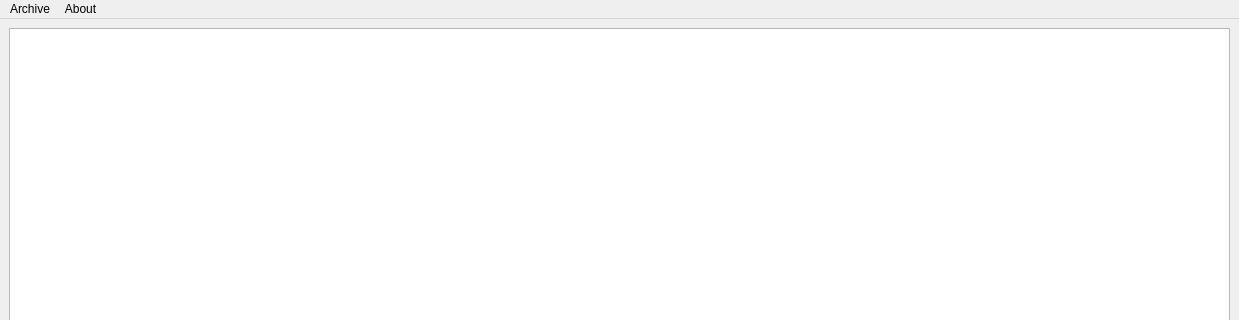
The window that inc/view/mainwindow.ui (dkamakin/OOP) describes before a commit, drawn with Qt 5; both pictures show x 0 to 1239 and y 0 to 320 of the 1239 by 732 pixel window.
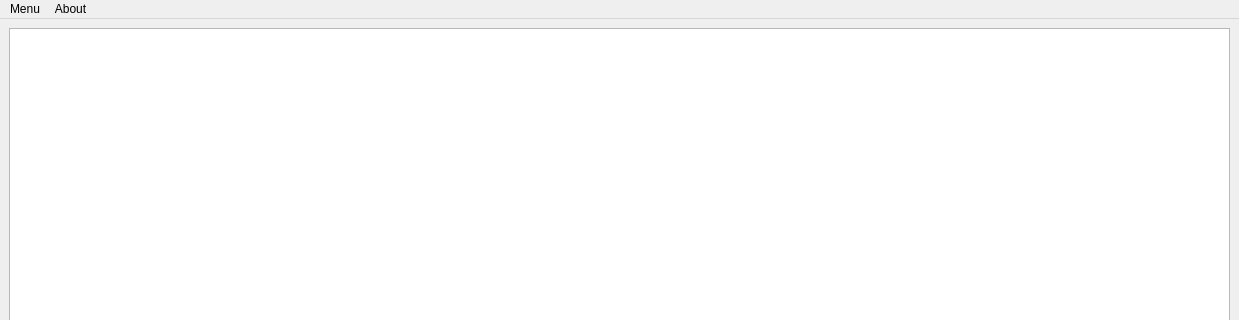
The same window after the commit. Icons and pictures are not drawn.

The edit to the form file:
```diff
--- a/inc/view/mainwindow.ui
+++ b/inc/view/mainwindow.ui
@@ -41,7 +41,7 @@
    </widget>
    <widget class="QMenu" name="menuArchive">
     <property name="title">
-     <string>Archive</string>
+     <string>Menu</string>
     </property>
     <addaction name="quickSave"/>
     <addaction name="quickLoad"/>
```
Left out of the diff: 25 changed lines with no effect on the pictures.
